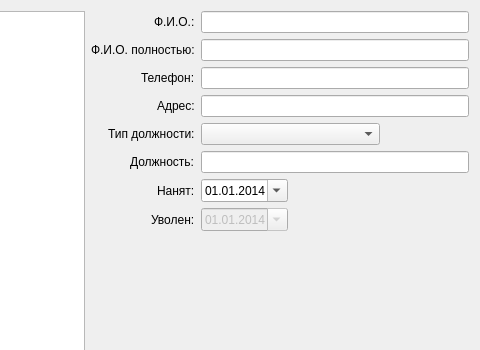
First picture: the form in RepairCenter/catemployees.ui, repository Feo-d-oR/YARC, before the edit; both pictures show x 430 to 910 and y 0 to 350 of the 910 by 484 pixel window.
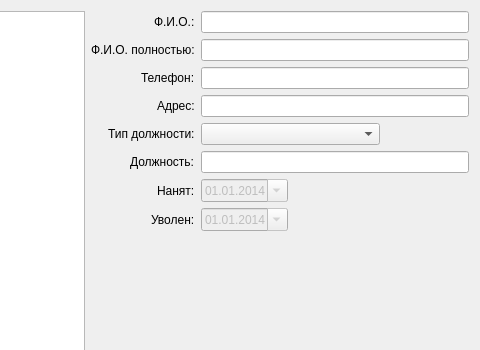
Second picture: the form after the edit. Icons and pictures are not drawn.

```diff
--- a/RepairCenter/catemployees.ui
+++ b/RepairCenter/catemployees.ui
@@ -306,6 +306,9 @@
      </item>
      <item row="6" column="1">
       <widget class="QDateEdit" name="eHired">
+       <property name="enabled">
+        <bool>false</bool>
+       </property>
        <property name="displayFormat">
         <string>dd.MM.yyyy</string>
        </property>
```
